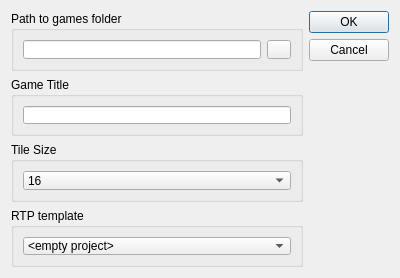
Above: src/dialognewproject.ui from EasyRPG/Editor before the change. Below: the same form after it.
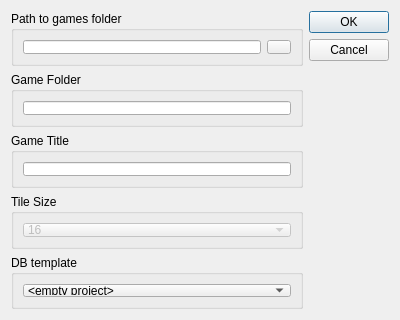
That is the form after the change. Icons and pictures are not drawn.

Diff of the .ui file:
```diff
--- a/src/dialognewproject.ui
+++ b/src/dialognewproject.ui
@@ -7,19 +7,19 @@
     <x>0</x>
     <y>0</y>
     <width>400</width>
-    <height>278</height>
+    <height>320</height>
    </rect>
   </property>
   <property name="minimumSize">
    <size>
     <width>400</width>
-    <height>278</height>
+    <height>320</height>
    </size>
   </property>
   <property name="maximumSize">
    <size>
     <width>400</width>
-    <height>278</height>
+    <height>320</height>
    </size>
   </property>
   <property name="windowTitle">
@@ -55,6 +55,18 @@
        </layout>
       </widget>
      </item>
+     <item>
+      <widget class="QGroupBox" name="groupBox_5">
+       <property name="title">
+        <string>Game Folder</string>
+       </property>
+       <layout class="QHBoxLayout" name="horizontalLayout_6">
+        <item>
+         <widget class="QLineEdit" name="lineGameFolder"/>
+        </item>
+       </layout>
+      </widget>
+     </item>
      <item>
       <widget class="QGroupBox" name="groupBox_2">
        <property name="title">
@@ -75,6 +87,9 @@
        <layout class="QHBoxLayout" name="horizontalLayout_3">
         <item>
          <widget class="QComboBox" name="comboTileSize">
+          <property name="enabled">
+           <bool>false</bool>
+          </property>
           <item>
            <property name="text">
             <string>16</string>
@@ -98,7 +113,7 @@
      <item>
       <widget class="QGroupBox" name="groupBox_4">
        <property name="title">
-        <string>RTP template</string>
+        <string>DB template</string>
        </property>
        <layout class="QHBoxLayout" name="horizontalLayout_5">
         <item>
```
Left out of the diff: 2 changed lines with no effect on the pictures.
